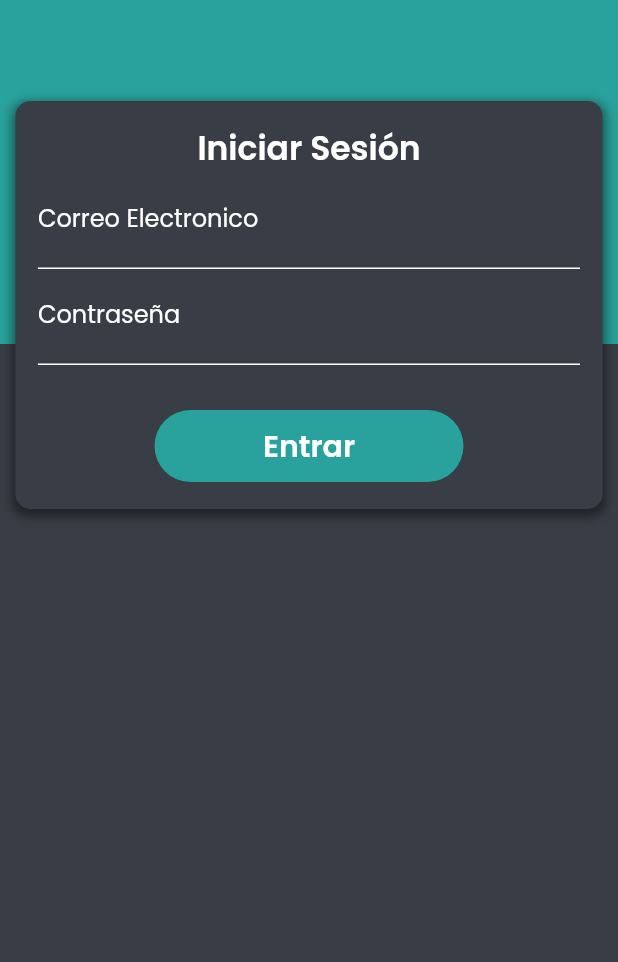
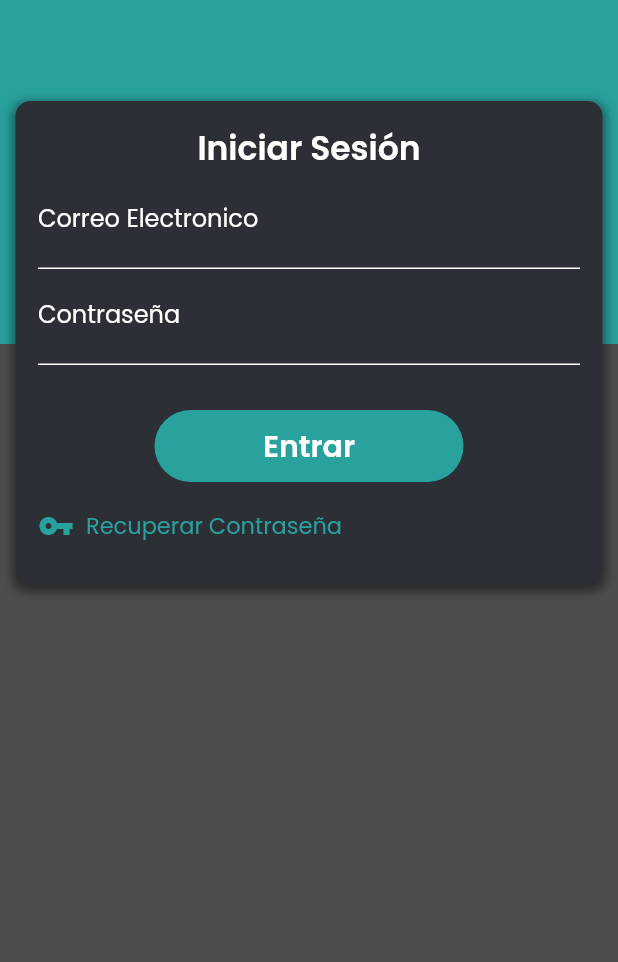
Before and after one commit to Hectorc70/ss_manager, a Flutter app: the screen it shows after launch, after a tap on "Iniciar Sesión", on a phone screen of 412 x 824 dp, the part 274-1236 px from its top. Run offline on Flutter 3.47's test engine with Material 2 defaults, Android fonts, the phone set to English and light mode, and no system bars; our stand-ins replace firebase_auth, firebase_core; accounts and stored records are empty; network calls fail.

Commit message:
colores, autenticacion
-  se modifico los colores secundarios a unos negros mas obscuros
- se conecta con firebase para el registro con correo
- se agrego la opción de recuperar contraseña desde el form de login

```diff
--- a/lib/main.dart
+++ b/lib/main.dart
@@ -1,9 +1,12 @@
 import 'package:flutter/material.dart';
 import 'package:provider/provider.dart';
+import 'package:ss_manager/src/providers/autenticacion/autenticacion_provider.dart';
 import 'package:ss_manager/src/routes/routes.dart';
 import 'package:ss_manager/src/validations/autenticacion.dart';
-
-void main() {
+import 'package:firebase_core/firebase_core.dart';
+void main() async {
+  WidgetsFlutterBinding.ensureInitialized();
+  await Firebase.initializeApp();
   runApp(MyApp());
 }
 
@@ -16,18 +19,20 @@ class MyApp extends StatelessWidget {
         ChangeNotifierProvider(
           create: (context) => SignupValidation(),
         ),
+        ChangeNotifierProvider(
+          create: (context) => UserProvider(),
+        ),
       ],
       child: MaterialApp(
         debugShowCheckedModeBanner: false,
         theme: ThemeData(
           primaryColor: Color.fromRGBO(41, 161, 156, 1),
           accentColor: Colors.white,
-
           colorScheme: ColorScheme(
             primary: Color.fromRGBO(41, 161, 156, 1),
             primaryVariant: Color.fromRGBO(41, 161, 156, 1),
-            secondary: Color.fromRGBO(57, 62, 70, 1),
-            secondaryVariant: Color.fromRGBO(57, 62, 70, 1),
+            secondary: Color.fromRGBO(75, 77, 79, 1),
+            secondaryVariant: Color.fromRGBO(44, 48, 54, 1),
             surface: Color.fromRGBO(57, 62, 70, 1),
             background: Color.fromRGBO(57, 62, 70, 1),
             error: Color.fromRGBO(57, 62, 70, 1),
@@ -37,7 +42,7 @@ class MyApp extends StatelessWidget {
             onBackground: Color.fromRGBO(57, 62, 70, 1),
             onError: Color.fromRGBO(57, 62, 70, 1),
             brightness: Brightness.light,
-            ),
+          ),
           fontFamily: 'Poppins',
         ),
         routes: getApplicationRoutes(),
--- a/lib/src/pages/autenticacion/login_page.dart
+++ b/lib/src/pages/autenticacion/login_page.dart
@@ -46,8 +46,9 @@ class LoginPage extends StatelessWidget {
   Widget _formLogin(BuildContext context) {
     final validationService = Provider.of<SignupValidation>(context);
     final width = MediaQuery.of(context).size.width;
-    final colorSecond = Color.fromRGBO(57, 62, 70, 1);
+    final colorSecond2 = Theme.of(context).colorScheme.secondaryVariant;
     final colorPrimary = Theme.of(context).primaryColor;
+
     return SingleChildScrollView(
       child: Column(
         children: [
@@ -56,7 +57,7 @@ class LoginPage extends StatelessWidget {
             width: width * .95,
             padding: EdgeInsets.all(15.0),
             decoration: BoxDecoration(
-                color: colorSecond,
+                color: colorSecond2,
                 borderRadius: BorderRadius.circular(10.0),
                 boxShadow: <BoxShadow>[
                   BoxShadow(
@@ -75,8 +76,6 @@ class LoginPage extends StatelessWidget {
                       fontWeight: FontWeight.w600,
                       fontSize: 22.0),
                 ),
-
-
                 TextFormField(
                   onChanged: (String value) {
                     validationService.changeName(value);
@@ -130,8 +129,25 @@ class LoginPage extends StatelessWidget {
                   ),
                 ),
                 SizedBox(
-                  height: 3.0,
+                  height: 5.0,
                 ),
+                Container(
+                  width: double.infinity,
+                  child: Row(
+                    children: [
+                      Icon(
+                        Icons.vpn_key_sharp,
+                        color: colorPrimary,
+                      ),
+                      TextButton(
+                          onPressed: () {},
+                          child: Text(
+                            'Recuperar Contraseña',
+                            style: TextStyle(fontSize: 15.0),
+                          ))
+                    ],
+                  ),
+                )
               ],
             ),
           ),
@@ -141,7 +157,7 @@ class LoginPage extends StatelessWidget {
   }
 
   Widget _background(BuildContext context) {
-    final colorSecond = Color.fromRGBO(57, 62, 70, 1);
+    final colorSecond = Theme.of(context).colorScheme.secondary;
     return Container(
       height: double.infinity,
       width: double.infinity,
--- a/lib/src/routes/routes.dart
+++ b/lib/src/routes/routes.dart
@@ -3,11 +3,13 @@ import 'package:flutter/material.dart';
 import 'package:ss_manager/src/pages/autenticacion/login_page.dart';
 import 'package:ss_manager/src/pages/autenticacion/register_page.dart';
 import 'package:ss_manager/src/pages/autenticacion/welcome_page.dart';
+import 'package:ss_manager/src/pages/home_page.dart';
 
 Map<String, WidgetBuilder> getApplicationRoutes() {
   return <String, WidgetBuilder>{
     '/' :(BuildContext context) => WelcomePage(),
     'login' :(BuildContext context) => LoginPage(),
     'register' :(BuildContext context) => RegisterPage(),
+    'home' :(BuildContext context) => HomePage(),
   };
 }
```
Also changed, not shown: lib/src/pages/autenticacion/register_page.dart (+10 -5 lines), lib/src/pages/home_page.dart (added, +15 -0 lines), lib/src/providers/autenticacion/autenticacion_provider.dart (added, +28 -0 lines).
